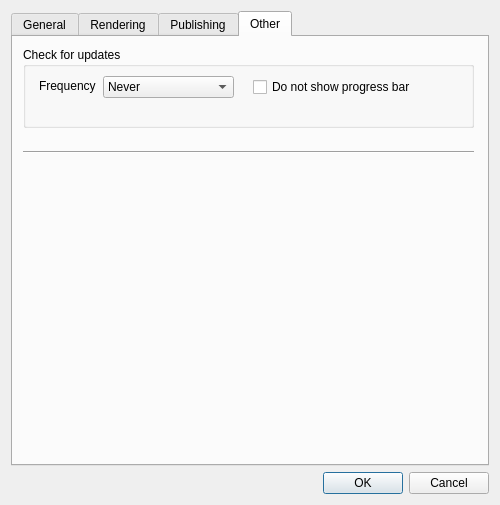
Old version of the form mainApp/preferences.ui in the repository trevorsandy/lpub3d.
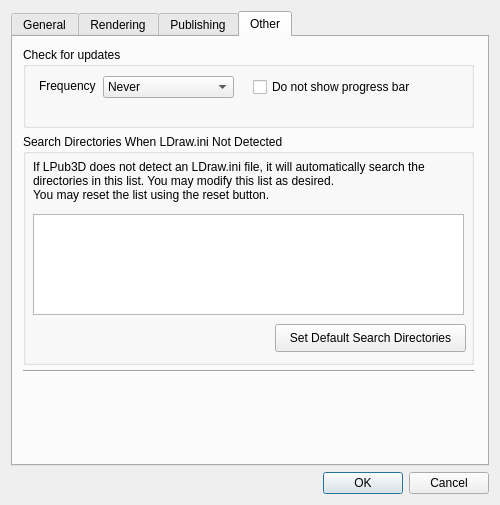
New version of the form.

Commit message: Move process LDSearch Directories to lc_Application class (3DViewer)

Diff of the .ui file:
```diff
--- a/mainApp/preferences.ui
+++ b/mainApp/preferences.ui
@@ -882,7 +882,7 @@
        <property name="geometry">
         <rect>
          <x>10</x>
-         <y>107</y>
+         <y>326</y>
          <width>451</width>
          <height>16</height>
         </rect>
@@ -891,6 +891,60 @@
         <enum>Qt::Horizontal</enum>
        </property>
       </widget>
+      <widget class="QGroupBox" name="groupBox_SearchDirs">
+       <property name="geometry">
+        <rect>
+         <x>10</x>
+         <y>97</y>
+         <width>451</width>
+         <height>231</height>
+        </rect>
+       </property>
+       <property name="title">
+        <string>Search Directories When LDraw.ini Not Detected</string>
+       </property>
+       <widget class="QLabel" name="label_12">
+        <property name="geometry">
+         <rect>
+          <x>10</x>
+          <y>16</y>
+          <width>431</width>
+          <height>61</height>
+         </rect>
+        </property>
+        <property name="text">
+         <string>If LPub3D does not detect an LDraw.ini file, it will automatically search the 
+directories in this list. You may modify this list as desired. 
+You may reset the list using the reset button.</string>
+        </property>
+       </widget>
+       <widget class="QTextEdit" name="textEditSearchDirs">
+        <property name="geometry">
+         <rect>
+          <x>10</x>
+          <y>80</y>
+          <width>431</width>
+          <height>101</height>
+         </rect>
+        </property>
+       </widget>
+       <widget class="QPushButton" name="pushButtonResetSearchDirs">
+        <property name="geometry">
+         <rect>
+          <x>252</x>
+          <y>190</y>
+          <width>191</width>
+          <height>28</height>
+         </rect>
+        </property>
+        <property name="toolTip">
+         <string>Reset the list to the default search directories</string>
+        </property>
+        <property name="text">
+         <string>Set Default Search Directories</string>
+        </property>
+       </widget>
+      </widget>
       <zorder>groupBoxUpdates</zorder>
       <zorder>label_11</zorder>
       <zorder>comboCheckForUpdates</zorder>
```
Left out of the diff: 1 changed line with no effect on the pictures. The commit also changes 10 other files.
